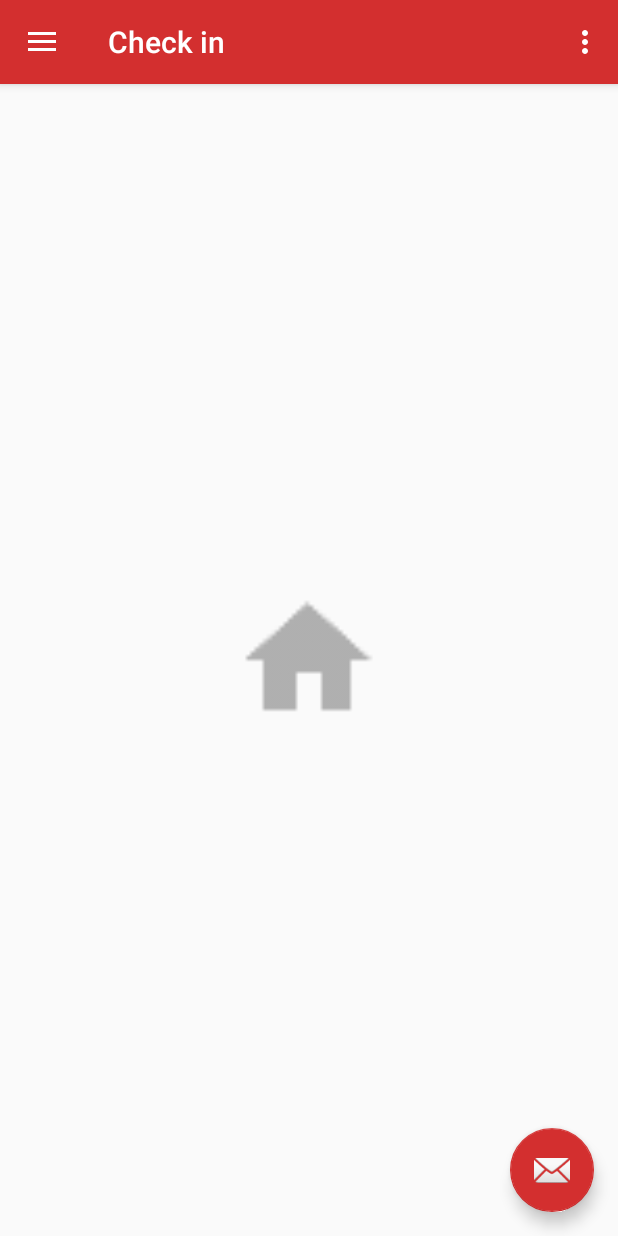
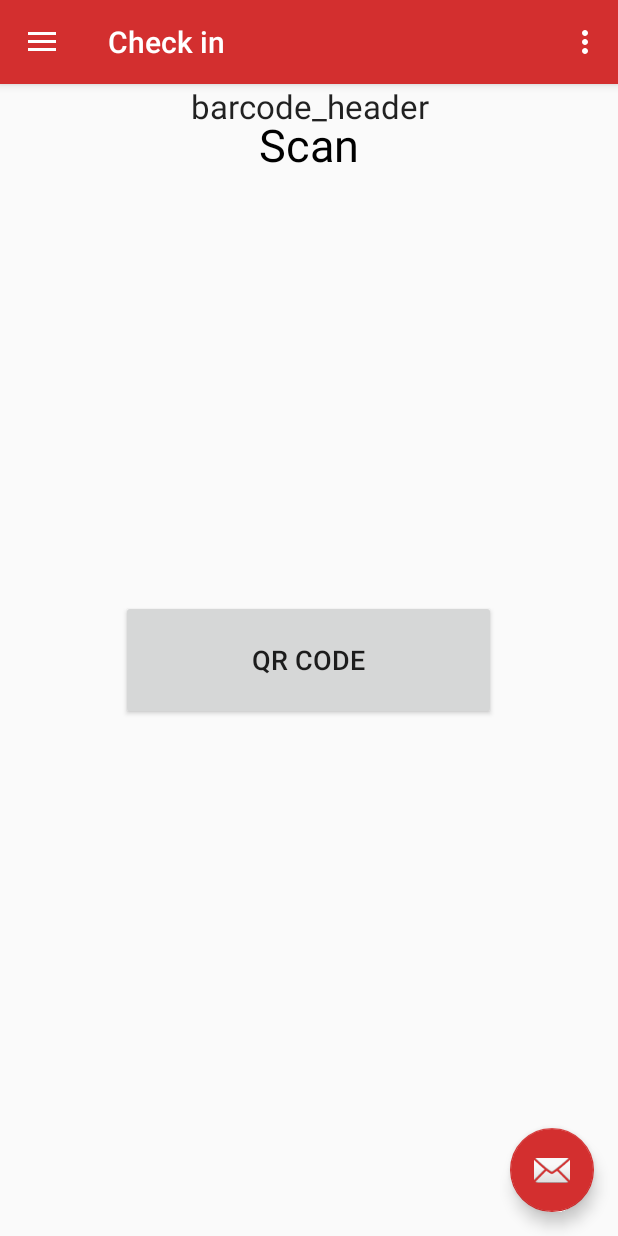
Before and after one commit to linker85/FinalProject, an Android app: the screen it shows after launch (MainActivity), on a phone screen of 412 x 824 dp. Run offline under Robolectric (Android 15) with nearby library versions, the phone set to English and light mode, and no system bars; pictures from the network do not load; 2 statements that could not run were skipped.

Commit message:
scanner added to home fragment

```diff
--- a/app/src/main/res/layout/fragment_home.xml
+++ b/app/src/main/res/layout/fragment_home.xml
@@ -4,11 +4,36 @@
     android:layout_height="match_parent"
     tools:context="info.androidhive.navigationdrawer.fragment.HomeFragment">
 
-    <ImageView
-        android:layout_width="100dp"
-        android:layout_height="100dp"
+    <TextView
+        android:layout_width="match_parent"
+        android:layout_height="wrap_content"
+        android:textAppearance="?android:attr/textAppearanceLarge"
+        android:text="barcode_header"
+        android:id="@+id/status_message"
+        android:layout_alignParentEnd="true"
+        android:textAlignment="center"
+        android:layout_centerHorizontal="true"
+        android:layout_alignParentRight="true" />
+
+    <TextView
+        android:id="@+id/textView1"
+        android:layout_width="wrap_content"
+        android:layout_height="wrap_content"
+        android:layout_gravity="center|top"
+        android:layout_margin="20dp"
+        android:text="@string/scan"
+        android:textColor="#000000"
+        android:textSize="30dp" />
+
+    <Button
+        android:id="@+id/scanner"
+        android:layout_width="250dp"
+        android:layout_height="80dp"
         android:layout_gravity="center"
-        android:alpha="0.3"
-        android:src="@drawable/ic_home_black_24dp" />
+        android:layout_margin="10dp"
+        android:gravity="center"
+        android:onClick="scanQR"
+        android:text="QR Code"
+        android:textSize="18dp" />
 
 </FrameLayout>
--- a/app/src/main/res/values/strings.xml
+++ b/app/src/main/res/values/strings.xml
@@ -52,4 +52,5 @@
     <string name="hint_card_month">Month</string>
     <string name="hint_card_year">Year</string>
     <string name="hint_card_cvv">CVV</string>
+    <string name="scan">Scan</string>
 </resources>
```
Also changed, not shown: app/src/main/java/info/androidhive/navigationdrawer/fragment/HomeFragment.java (+75 -7 lines).
